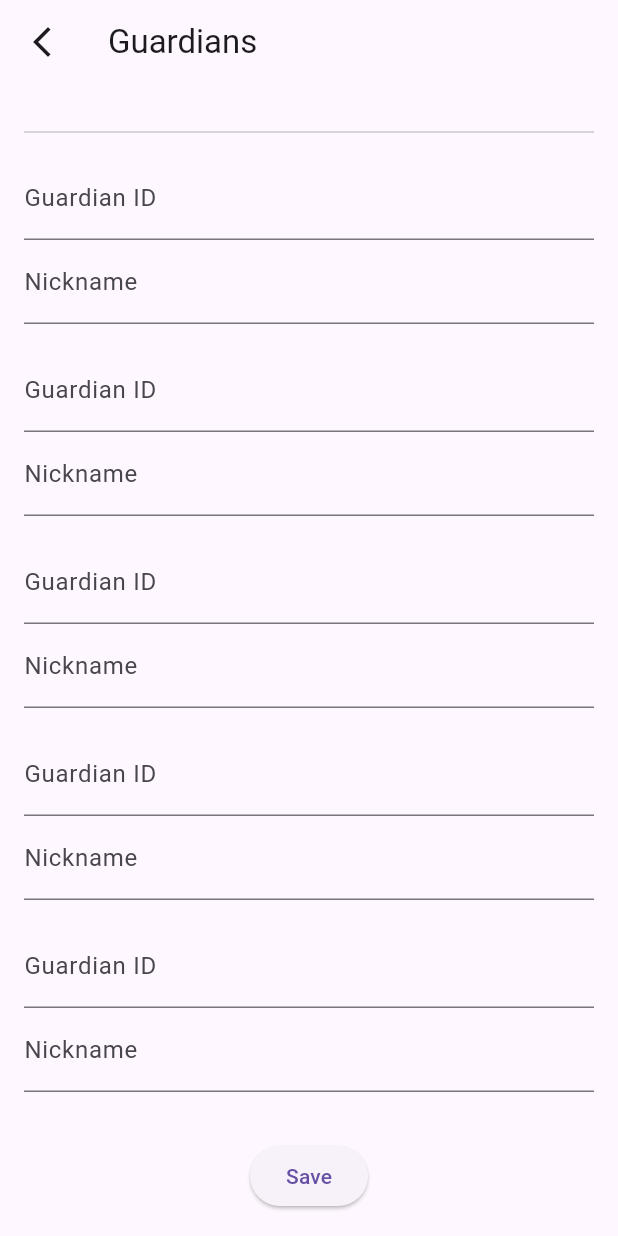
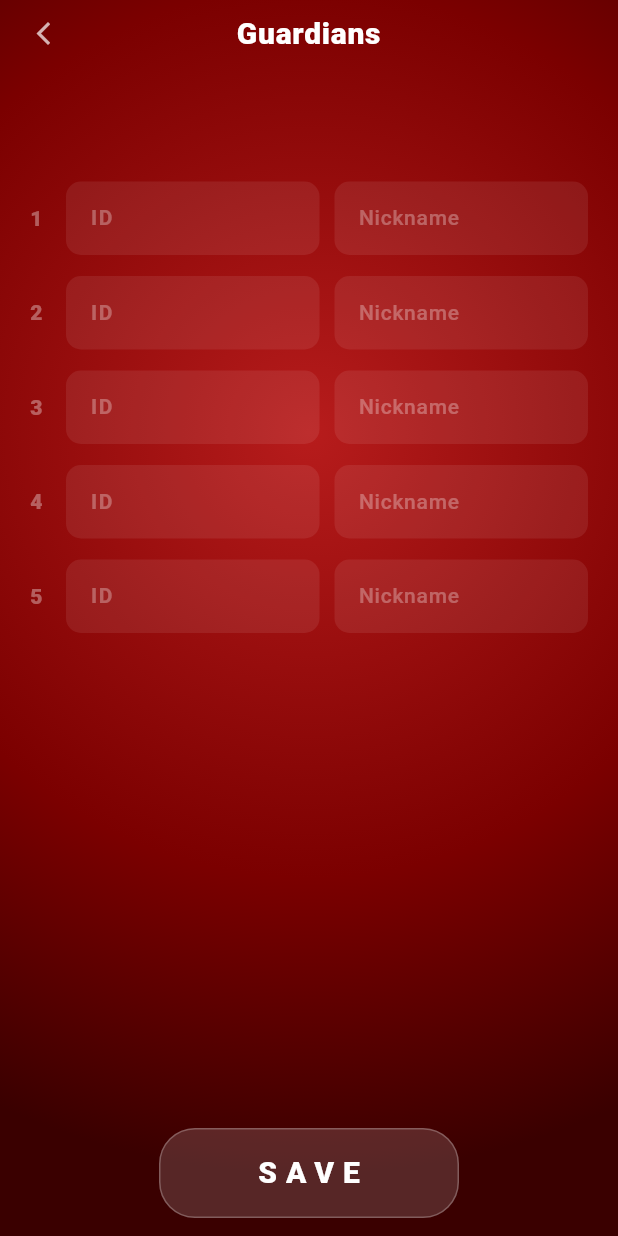
Before and after one commit to EC0CHI/emergency-app-privacy, a Flutter app: the GuardiansScreen screen opened directly, on a phone screen of 412 x 824 dp. Run offline on Flutter 3.47's test engine with Material 3 defaults, Android fonts, the phone set to English and light mode, and no system bars; our stand-ins replace geolocator, share_plus, shared_preferences, supabase_flutter, vibration; missing offline and left inert: onesignal_flutter; accounts and stored records are empty; generated files the repository leaves out were written again; network calls fail.

Commit message:
guardians screen: compact inline layout

```diff
--- a/lib/screens/guardians_screen.dart
+++ b/lib/screens/guardians_screen.dart
@@ -5,7 +5,6 @@ import 'package:flutter/services.dart';
 import 'package:shared_preferences/shared_preferences.dart';
 
 import '../services/guardians_service.dart';
-import '../widgets/guardian_list_widget.dart';
 
 class _UpperCaseTextFormatter extends TextInputFormatter {
   @override
@@ -17,8 +16,6 @@ class _UpperCaseTextFormatter extends TextInputFormatter {
   }
 }
 
-/// GuardiansScreen — улучшенный экран редактирования хранителей.
-/// FR-09..FR-13: debounce 500ms, поиск по ID, никнейм, сохранение.
 class GuardiansScreen extends StatefulWidget {
   const GuardiansScreen({super.key});
 
@@ -32,59 +29,35 @@ class _GuardiansScreenState extends State<GuardiansScreen> {
   late List<TextEditingController> _idControllers;
   late List<TextEditingController> _nicknameControllers;
 
-  // Per-slot mutable state (fixed-length lists, elements are mutable)
   final List<Timer?> _debounceTimers = List<Timer?>.filled(_count, null);
   final List<int> _generations = List<int>.filled(_count, 0);
   final List<bool> _isSearching = List<bool>.filled(_count, false);
   final List<bool> _searchCompleted = List<bool>.filled(_count, false);
   final List<String?> _foundNames = List<String?>.filled(_count, null);
-  int _listRefreshKey = 0;
 
   @override
   void initState() {
     super.initState();
-    _idControllers =
-        List.generate(_count, (_) => TextEditingController());
-    _nicknameControllers =
-        List.generate(_count, (_) => TextEditingController());
+    _idControllers = List.generate(_count, (_) => TextEditingController());
+    _nicknameControllers = List.generate(_count, (_) => TextEditingController());
     _loadData();
   }
 
   Future<void> _loadData() async {
     final prefs = await SharedPreferences.getInstance();
     for (int i = 0; i < _count; i++) {
-      _idControllers[i].text =
-          prefs.getString('guardian${i + 1}') ?? '';
+      _idControllers[i].text = prefs.getString('guardian${i + 1}') ?? '';
       _nicknameControllers[i].text =
           prefs.getString('guardian${i + 1}_nickname') ?? '';
     }
     if (mounted) setState(() {});
-
-    // Auto-fill nickname from Supabase for slots with ID but no nickname
-    for (int i = 0; i < _count; i++) {
-      final id = _idControllers[i].text;
-      if (id.isNotEmpty && _nicknameControllers[i].text.isEmpty) {
-        try {
-          final name = await GuardiansService.findUserName(id);
-          if (name != null && mounted && _nicknameControllers[i].text.isEmpty) {
-            setState(() => _nicknameControllers[i].text = name);
-          }
-        } catch (_) {}
-      }
-    }
   }
 
   @override
   void dispose() {
-    for (final t in _debounceTimers) {
-      t?.cancel();
-    }
-    for (final c in _idControllers) {
-      c.dispose();
-    }
-    for (final c in _nicknameControllers) {
-      c.dispose();
-    }
+    for (final t in _debounceTimers) t?.cancel();
+    for (final c in _idControllers) c.dispose();
+    for (final c in _nicknameControllers) c.dispose();
     super.dispose();
   }
 
@@ -120,7 +93,6 @@ class _GuardiansScreenState extends State<GuardiansScreen> {
       name = null;
     }
 
-    // EC-04: discard stale response
     if (gen != _generations[idx]) return;
 
     if (mounted) {
@@ -138,102 +110,217 @@ class _GuardiansScreenState extends State<GuardiansScreen> {
   Future<void> _save() async {
     final prefs = await SharedPreferences.getInstance();
     for (int i = 0; i < _count; i++) {
-      await prefs.setString(
-          'guardian${i + 1}', _idControllers[i].text);
+      await prefs.setString('guardian${i + 1}', _idControllers[i].text);
       await prefs.setString(
           'guardian${i + 1}_nickname', _nicknameControllers[i].text);
     }
     if (mounted) {
-      setState(() => _listRefreshKey++);
+      setState(() {});
       ScaffoldMessenger.of(context).showSnackBar(
-        const SnackBar(content: Text('Guardians saved')),
+        SnackBar(
+          content: const Text('Guardians saved'),
+          backgroundColor: Colors.white24,
+          behavior: SnackBarBehavior.floating,
+          shape:
+              RoundedRectangleBorder(borderRadius: BorderRadius.circular(16)),
+          duration: const Duration(seconds: 2),
+        ),
       );
     }
+  }
+
+  /// Status icon for the ID field
+  Widget? _suffixIcon(int idx) {
+    if (_isSearching[idx]) {
+      return const Padding(
+        padding: EdgeInsets.all(10),
+        child: SizedBox(
+          width: 14,
+          height: 14,
+          child: CircularProgressIndicator(strokeWidth: 2, color: Colors.white54),
+        ),
+      );
+    }
+    if (_searchCompleted[idx]) {
+      final found = _foundNames[idx] != null;
+      return Icon(
+        found ? Icons.check_circle : Icons.error_outline,
+        color: found ? Colors.greenAccent : Colors.redAccent.withOpacity(0.8),
+        size: 18,
+      );
+    }
+    return null;
+  }
+
+  InputDecoration _fieldDecoration(String hint, {Widget? suffix}) {
+    return InputDecoration(
+      hintText: hint,
+      hintStyle: TextStyle(color: Colors.white.withOpacity(0.3), fontSize: 14),
+      isDense: true,
+      contentPadding: const EdgeInsets.symmetric(horizontal: 12, vertical: 14),
+      filled: true,
+      fillColor: Colors.white.withOpacity(0.08),
+      border: OutlineInputBorder(
+        borderRadius: BorderRadius.circular(10),
+        borderSide: BorderSide.none,
+      ),
+      focusedBorder: OutlineInputBorder(
+        borderRadius: BorderRadius.circular(10),
+        borderSide: const BorderSide(color: Colors.white38, width: 1),
+      ),
+      suffixIcon: suffix,
+    );
   }
 
   @override
   Widget build(BuildContext context) {
     return Scaffold(
-      appBar: AppBar(
-        leading: IconButton(
-          icon: const Icon(Icons.arrow_back_ios_new),
-          onPressed: () => Navigator.pop(context),
+      backgroundColor: const Color(0xFF6B0000),
+      body: Container(
+        decoration: const BoxDecoration(
+          gradient: RadialGradient(
+            center: Alignment(0, -0.3),
+            radius: 1.2,
+            colors: [Color(0xFFB71C1C), Color(0xFF7B0000), Color(0xFF3A0000)],
+            stops: [0.0, 0.6, 1.0],
           ),
-        title: const Text('Guardians'),
         ),
-      body: SafeArea(
+        child: SafeArea(
+          child: Padding(
+            padding: const EdgeInsets.symmetric(horizontal: 20),
             child: Column(
               children: [
+                // ── Header ──
+                const SizedBox(height: 8),
+                Row(
+                  children: [
+                    GestureDetector(
+                      onTap: () => Navigator.pop(context),
+                      child: const Icon(Icons.arrow_back_ios_new,
+                          color: Colors.white70, size: 18),
+                    ),
+                    const Expanded(
+                      child: Text(
+                        'Guardians',
+                        textAlign: TextAlign.center,
+                        style: TextStyle(
+                          color: Colors.white,
+                          fontWeight: FontWeight.w800,
+                          fontSize: 20,
+                          letterSpacing: 0.5,
+                        ),
+                      ),
+                    ),
+                    const SizedBox(width: 18),
+                  ],
+                ),
+
+                // ── Guardian rows ──
                 Expanded(
-              // SingleChildScrollView + Column (not ListView) ensures all 5 slots
-              // are always in the widget tree, regardless of viewport height.
-              child: SingleChildScrollView(
-                padding: const EdgeInsets.all(16),
                   child: Column(
-                  crossAxisAlignment: CrossAxisAlignment.stretch,
+                   mainAxisAlignment: MainAxisAlignment.start,
                     children: [
-                    GuardianListWidget(key: ValueKey(_listRefreshKey)),
-                    const Divider(height: 32),
-                    for (int i = 0; i < _count; i++) _buildSlot(i),
+                      const SizedBox(height: 84),
+                      for (int i = 0; i < _count; i++) ...[
+                        _buildRow(i),
+                        if (i < _count - 1) const SizedBox(height: 14),
+                      ],
                     ],
                   ),
                 ),
+
+                // ── Save button ──
+                Padding(
+                  padding: const EdgeInsets.only(bottom: 12, top: 8),
+                  child: GestureDetector(
+                    onTap: _save,
+                    child: Container(
+                      key: const Key('guardians_save_button'),
+                      width: 200,
+                      height: 60,
+                      decoration: BoxDecoration(
+                        color: Colors.white.withOpacity(0.15),
+                        borderRadius: BorderRadius.circular(24),
+                        border: Border.all(
+                          color: Colors.white.withOpacity(0.25),
+                          width: 1,
                         ),
-            Padding(
-              padding: const EdgeInsets.all(16),
-              child: ElevatedButton(
-                key: const Key('guardians_save_button'),
-                onPressed: _save,
-                child: const Text('Save'),
+                      ),
+                      child: const Center(
+                        child: Text(
+                          'SAVE',
+                          style: TextStyle(
+                            color: Colors.white,
+                            fontSize: 20,
+                            fontWeight: FontWeight.w800,
+                            letterSpacing: 6,
+                          ),
+                        ),
+                      ),
+                    ),
                   ),
                 ),
               ],
             ),
           ),
+        ),
+      ),
     );
   }
 
-  Widget _buildSlot(int idx) {
+  Widget _buildRow(int idx) {
     final slot = idx + 1;
-    return Column(
-      crossAxisAlignment: CrossAxisAlignment.start,
+
+    return Row(
       children: [
-        TextField(
+        // Slot number
+        SizedBox(
+          width: 24,
+          child: Text(
+            '$slot',
+            style: TextStyle(
+              fontSize: 14,
+              fontWeight: FontWeight.w800,
+              color: Colors.white.withOpacity(0.35),
+            ),
+          ),
+        ),
+
+        // ID field
+        Expanded(
+          flex: 5,
+          child: TextField(
             key: Key('guardian_id_field_$slot'),
             controller: _idControllers[idx],
             onChanged: (v) => _onIdChanged(idx, v),
             textCapitalization: TextCapitalization.characters,
             inputFormatters: [_UpperCaseTextFormatter()],
-          decoration: const InputDecoration(labelText: 'Guardian ID'),
+            style: const TextStyle(
+              color: Colors.white,
+              fontSize: 14,
+              fontWeight: FontWeight.w600,
+              letterSpacing: 1.2,
             ),
-        if (_isSearching[idx])
-          Padding(
-            padding: const EdgeInsets.symmetric(vertical: 4),
-            child: SizedBox(
-              height: 16,
-              width: 16,
-              child: CircularProgressIndicator(
-                key: Key('guardian_search_loading_$slot'),
-                strokeWidth: 2,
+            decoration: _fieldDecoration('ID', suffix: _suffixIcon(idx)),
           ),
         ),
+
+        const SizedBox(width: 10),
+
+        // Nickname field
+        Expanded(
+          flex: 5,
+          child: TextField(
+            key: Key('guardian_nickname_field_$slot'),
+            controller: _nicknameControllers[idx],
+            style: TextStyle(
+              color: Colors.white.withOpacity(0.9),
+              fontSize: 14,
+              fontWeight: FontWeight.w500,
             ),
-        if (!_isSearching[idx] && _searchCompleted[idx])
-          Padding(
-            padding: const EdgeInsets.symmetric(vertical: 4),
-            child: Text(
-              _foundNames[idx] != null
-                  ? '✓ Found: ${_foundNames[idx]}'
-                  : '⚠️ User not found',
-              key: Key('guardian_search_status_$slot'),
+            decoration: _fieldDecoration('Nickname'),
           ),
         ),
-        TextField(
-          key: Key('guardian_nickname_field_$slot'),
-          controller: _nicknameControllers[idx],
-          decoration: const InputDecoration(labelText: 'Nickname'),
-        ),
-        const SizedBox(height: 16),
       ],
     );
   }
```
Lines whose indentation alone changed are shown as unchanged.
